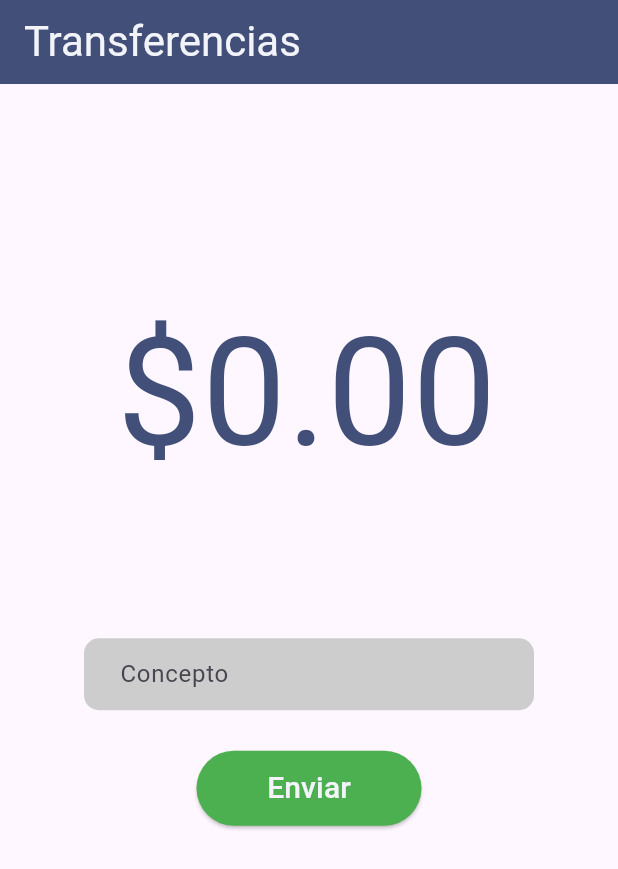
After one commit to DiegoTrujillos/safesuit_bank-1, a Flutter app: the TransferenciasPage screen opened directly, on a phone screen of 412 x 824 dp. The commit adds this screen. Shown: the top 869 px of the screen. Run offline on Flutter 3.47's test engine with Material 3 defaults, Android fonts, the phone set to English and light mode, and no system bars; our stand-ins replace local_auth.

Commit message:
transferencia

```diff
--- /dev/null
+++ b/lib/core/presentation/screers/transfer.dart
@@ -0,0 +1,99 @@
+import 'package:flutter/material.dart';
+
+class Trans extends StatelessWidget {
+  @override
+  Widget build(BuildContext context) {
+    return MaterialApp(
+      title: 'Transferencias',
+      theme: ThemeData(
+        primarySwatch: Colors.blue,
+        visualDensity: VisualDensity.adaptivePlatformDensity,
+
+      ),
+      home: TransferenciasPage(),
+    );
+  }
+}
+
+class TransferenciasPage extends StatefulWidget {
+  @override
+  _TransferenciasPageState createState() => _TransferenciasPageState();
+}
+
+class _TransferenciasPageState extends State<TransferenciasPage> {
+ TextEditingController cantidadController = TextEditingController(text: '\$0.00');
+
+  @override
+  Widget build(BuildContext context) {
+    return Scaffold(
+      appBar: AppBar(
+        title: const Text(
+          'Transferencias',
+          textAlign: TextAlign.center,
+          style: TextStyle(
+            fontSize: 28,
+            color: Color.fromARGB(255, 242, 244, 250)
+          ),
+        ),
+        backgroundColor: Color.fromARGB(255, 66, 79, 120),
+      ),
+      //backgroundColor: Color.fromARGB(255, 56, 99, 228),
+      body: Center(
+        child: Column(
+          mainAxisAlignment: MainAxisAlignment.center,
+          crossAxisAlignment: CrossAxisAlignment.center,
+          children: <Widget>[
+
+
+            TextField(
+              controller: cantidadController,
+              textAlign: TextAlign.center,
+              keyboardType: const TextInputType.numberWithOptions(decimal: true),
+              decoration: const InputDecoration(
+                border: InputBorder.none,
+              ),
+              style: const TextStyle(fontSize: 100.0, color: Color.fromARGB(255, 66, 79, 120)),
+            ),
+
+            SizedBox(height: 80.0),
+            SizedBox(
+              width: 300,
+              height: 50,
+              child: TextField(
+                decoration: InputDecoration(
+                  filled: true,
+                  fillColor: Color.fromARGB(255, 205, 205, 205),
+                  hintText: 'Concepto',
+                  border: OutlineInputBorder(borderRadius: BorderRadius.circular(10), borderSide: BorderSide.none),
+                  //border: InputBorder.none, // Quita el borde del TextField
+                  contentPadding: EdgeInsets.symmetric(horizontal: 20.0),
+                ),
+              ),
+            ),
+
+
+            SizedBox(height: 25.0),
+            ElevatedButton(
+              onPressed: () {
+                // Aquí puedes añadir la lógica para enviar la transferencia
+                // Puedes acceder al texto del TextField usando su controlador
+                String cantidad = cantidadController.text;
+                print('Cantidad ingresada: $cantidad');
+              },
+              style: ElevatedButton.styleFrom(
+                primary: Colors.green,
+                onPrimary: Color.fromARGB(255, 242, 244, 250),
+                minimumSize: Size(150, 50)
+              ),
+              child: Text(
+                'Enviar',
+                style: TextStyle(fontSize: 20),
+                ),
+            ),
+            SizedBox(height: 150.0),
+          ],
+        ),
+      ),
+    );
+  }
+}
--- a/lib/main.dart
+++ b/lib/main.dart
@@ -1,6 +1,7 @@
 import 'package:flutter/material.dart';
 import 'package:local_auth/local_auth.dart';
 import 'package:safesuit_bank/core/presentation/screers/home.dart';
+import 'package:safesuit_bank/core/presentation/screers/transfer.dart';
 
 
 void main() {
@@ -56,7 +57,7 @@ class _MyHomePageState extends State<MyHomePage> {
   @override
   Widget build(BuildContext context) {
     // Las variables _isChecked, _phoneNumber y _password deberían definirse fuera del método build para evitar redeclaraciones en cada reconstrucción. Aquí se mantienen para coincidir con la estructura del código proporcionado.
-    String _phoneNumber = "";
+    String _phoneNumber = "1";
     String _password = "";
 
     return Scaffold(
@@ -127,6 +128,7 @@ class _MyHomePageState extends State<MyHomePage> {
                 ),
               ),
               const Text("\nO"),
+
               IconButton(
                 onPressed: () => {_auth(), },
                 icon: const Icon(Icons.fingerprint, size: 50,)
--- a/pubspec.yaml
+++ b/pubspec.yaml
@@ -36,6 +36,7 @@ dependencies:
   # The following adds the Cupertino Icons font to your application.
   # Use with the CupertinoIcons class for iOS style icons.
   cupertino_icons: ^1.0.2
+
 
 dev_dependencies:
   flutter_test:
```
Also changed, not shown: pubspec.lock.
